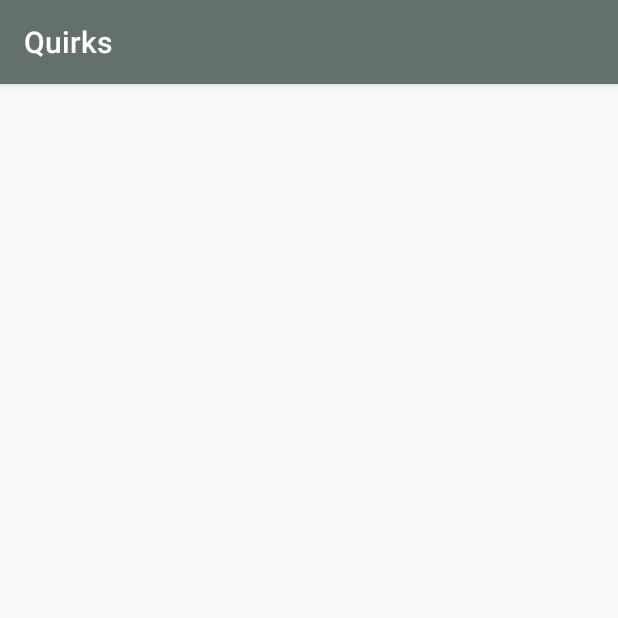
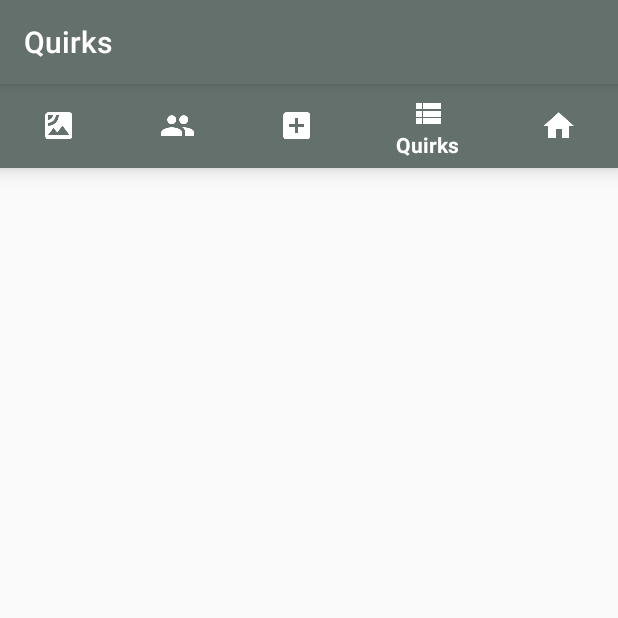
Before and after one commit to ahnguyen03/Quirks, an Android app: the QuirksActivity screen opened directly, with no data from a screen before it, on a phone screen of 412 x 824 dp, the top half of it. Run offline under Robolectric (Android 15) with nearby library versions, the phone set to English and light mode, and no system bars.

Commit message:
navigation works

```diff
--- /dev/null
+++ b/app/src/main/java/cmput301f17t12/quirks/Activities/BaseActivity.java
@@ -0,0 +1,92 @@
+package cmput301f17t12.quirks.Activities;
+
+import android.content.Intent;
+import android.os.Bundle;
+import android.support.annotation.NonNull;
+import android.support.design.widget.BottomNavigationView;
+import android.support.v7.app.AppCompatActivity;
+import android.util.Log;
+import android.view.Menu;
+import android.view.MenuItem;
+
+import cmput301f17t12.quirks.Helpers.BottomNavigationViewHelper;
+import cmput301f17t12.quirks.R;
+
+// Source: https://blog.fossasia.org/using-activities-with-bottom-navigation-view-in-phimpme-android/
+public abstract class BaseActivity extends AppCompatActivity implements BottomNavigationView.OnNavigationItemSelectedListener {
+
+    protected BottomNavigationView navigationView;
+
+    @Override
+    protected void onCreate(Bundle savedInstanceState) {
+        Log.d("testing", "BaseActivity");
+        super.onCreate(savedInstanceState);
+        setContentView(getContentViewId());
+
+        navigationView = (BottomNavigationView) findViewById(R.id.bottom_navigation);
+        navigationView.setOnNavigationItemSelectedListener(this);
+        BottomNavigationViewHelper.removeShiftMode(navigationView);
+    }
+
+    @Override
+    protected void onStart() {
+        super.onStart();
+        updateNavigationBarState();
+    }
+
+    // Remove inter-activity transition to avoid screen tossing on tapping bottom navigation items
+    @Override
+    public void onPause() {
+        super.onPause();
+        overridePendingTransition(0, 0);
+    }
+
+    @Override
+    public boolean onNavigationItemSelected(@NonNull MenuItem item) {
+        Log.d("testing", "am here");
+        switch (item.getItemId()) {
+            case R.id.action_geomap:
+                // TODO: Part 5
+//                startActivity(new Intent(this, GeomapActivity.class));
+//                break;
+            case R.id.action_social:
+                // TODO: Part 5
+//                startActivity(new Intent(this, SocialActivity.class));
+//                break;
+            case R.id.action_newevent:
+                // TODO: Part 4
+//                startActivity(new Intent(this, NewEventActivity.class));
+//                break;
+            case R.id.action_quirklist:
+                startActivity(new Intent(this, QuirksActivity.class));
+                break;
+            case R.id.action_home:
+                Log.d("testing", "LOLOOLLO");
+                startActivity(new Intent(this, MainActivity.class));
+                break;
+        }
+        finish();
+        return true;
+    }
+
+    private void updateNavigationBarState(){
+        int actionId = getNavigationMenuItemId();
+        selectBottomNavigationBarItem(actionId);
+    }
+
+    void selectBottomNavigationBarItem(int itemId) {
+        Menu menu = navigationView.getMenu();
+        for (int i = 0, size = menu.size(); i < size; i++) {
+            MenuItem item = menu.getItem(i);
+            boolean shouldBeChecked = item.getItemId() == itemId;
+            if (shouldBeChecked) {
+                item.setChecked(true);
+                break;
+            }
+        }
+    }
+
+    abstract int getContentViewId();
+
+    abstract int getNavigationMenuItemId();
+}
--- a/app/src/main/java/cmput301f17t12/quirks/Activities/QuirksActivity.java
+++ b/app/src/main/java/cmput301f17t12/quirks/Activities/QuirksActivity.java
@@ -6,14 +6,23 @@ import java.util.Date;
 import cmput301f17t12.quirks.*;
 import cmput301f17t12.quirks.Models.*;
 
-public class QuirksActivity extends AppCompatActivity {
+public class QuirksActivity extends BaseActivity {
     private QuirkList quirkList;
     private Date dateFilter;
 
     @Override
     protected void onCreate(Bundle savedInstanceState) {
         super.onCreate(savedInstanceState);
-        setContentView(R.layout.activity_quirks);
+    }
+
+    @Override
+    int getContentViewId() {
+        return R.layout.activity_quirks;
+    }
+
+    @Override
+    int getNavigationMenuItemId() {
+        return R.id.action_quirklist;
     }
 
     // TODO:
--- a/app/src/main/res/layout/activity_main.xml
+++ b/app/src/main/res/layout/activity_main.xml
@@ -31,10 +31,6 @@
             android:layout_height="fill_parent"
             android:layout_below="@+id/hometitle"/>
 
-        <!--<include-->
-            <!--layout="@layout/navigationbar"-->
-            <!--android:layout_width="match_parent"-->
-            <!--android:layout_height="wrap_content"/>-->
         <android.support.design.widget.BottomNavigationView
             android:id="@+id/bottom_navigation"
             android:layout_width="match_parent"
--- a/app/src/main/res/layout/activity_quirks.xml
+++ b/app/src/main/res/layout/activity_quirks.xml
@@ -5,5 +5,14 @@
     android:layout_width="match_parent"
     android:layout_height="match_parent"
     tools:context="cmput301f17t12.quirks.Activities.QuirksActivity">
+    <android.support.design.widget.BottomNavigationView
+        android:id="@+id/bottom_navigation"
+        android:layout_width="match_parent"
+        android:layout_height="wrap_content"
+        android:layout_alignParentBottom="true"
+        app:itemBackground="@color/colorPrimary"
+        app:itemIconTint="@color/white"
+        app:itemTextColor="@color/white"
+        app:menu="@menu/navigation" />
 
 </android.support.constraint.ConstraintLayout>
--- a/app/src/main/res/menu/navigation.xml
+++ b/app/src/main/res/menu/navigation.xml
@@ -16,7 +16,7 @@
         android:title="@string/social_image_desc"
         app:showAsAction="ifRoom" />
     <item
-        android:id="@+id/action_newquirk"
+        android:id="@+id/action_newevent"
         android:enabled="true"
         android:icon="@drawable/ic_add_box"
         android:title="@string/event_image_desc"
```
Also changed, not shown: app/src/main/java/cmput301f17t12/quirks/Activities/MainActivity.java (+13 -32 lines), app/src/main/res/layout/navigationbar.xml (deleted, +0 -60 lines).
